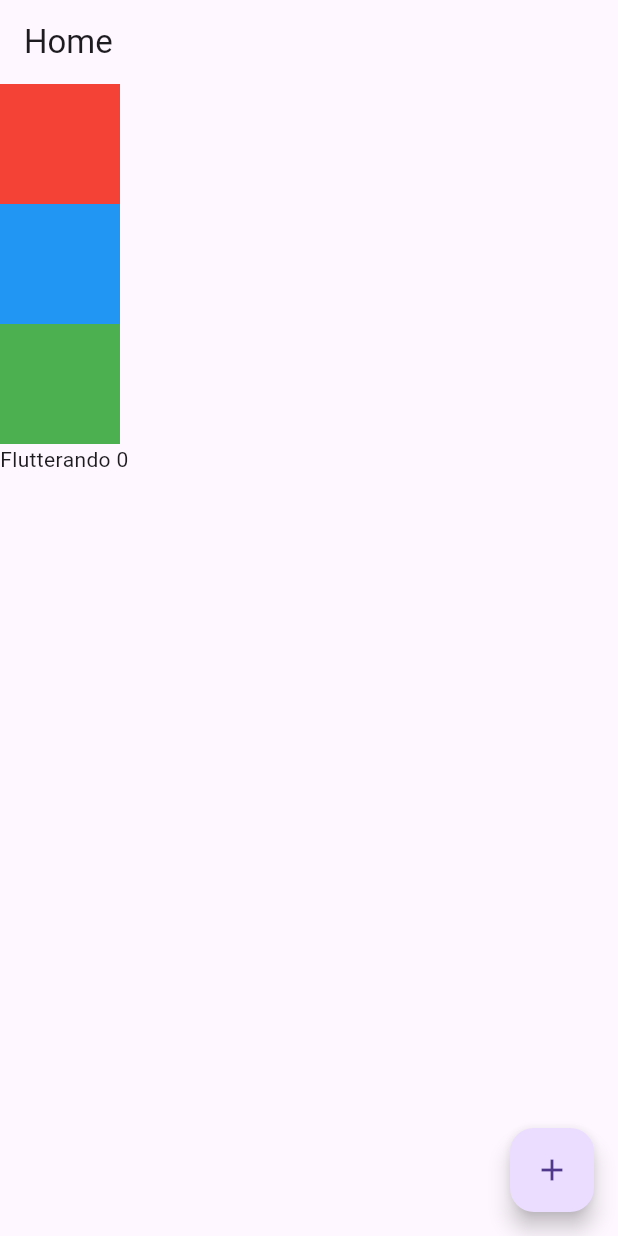
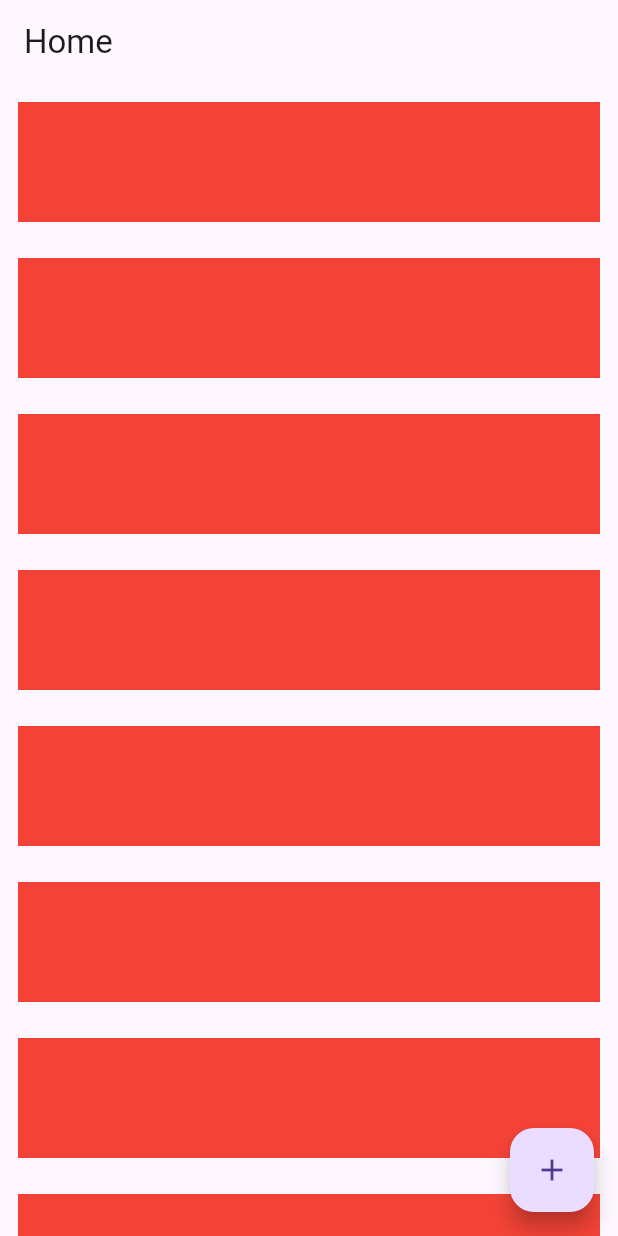
Before and after one commit to dayvsonlsantos/e-flutter, a Flutter app: the screen it shows after launch, on a phone screen of 412 x 824 dp. Run offline on Flutter 3.47's test engine with Material 3 defaults, Android fonts, the phone set to English and light mode, and no system bars.

Commit message:
feat: Scroll

```diff
--- a/ola_mundo/lib/pages/home_page.dart
+++ b/ola_mundo/lib/pages/home_page.dart
@@ -105,6 +105,8 @@ class _HomePageState extends State<HomePage> {
       body: SizedBox(
         width: double.infinity,
         height: double.infinity,
+        // Para permitir ter um tamanho a mais na tela, adicionando um Scroll, utilizo o SingleChildScrollView
+        child: SingleChildScrollView(
           child: Column(
           // Define o tamanho da tela
 
@@ -116,23 +118,16 @@ class _HomePageState extends State<HomePage> {
           crossAxisAlignment: CrossAxisAlignment.start,
           // Utilizando Column e Row, nós temos children, pois temos vários valores
           children: [
+            for(var i = 0; i < 10; i++)
               Container(
                 color: Colors.red,
-            width: 80,
+                width: double.infinity,
                 height: 80,
-          ),
-          Container(
-            color: Colors.blue,
-            width: 80,
-            height: 80,
-          ),
-          Container(
-            color: Colors.green,
-            width: 80,
-            height: 80,
+                margin: const EdgeInsets.all(12), //Define uma distância
               ),
             Text('Flutterando $counter')
           ],
+                ),
         )),
       floatingActionButton: FloatingActionButton(
         // Exige algumas propriedades
```
Lines whose indentation alone changed are shown as unchanged.
